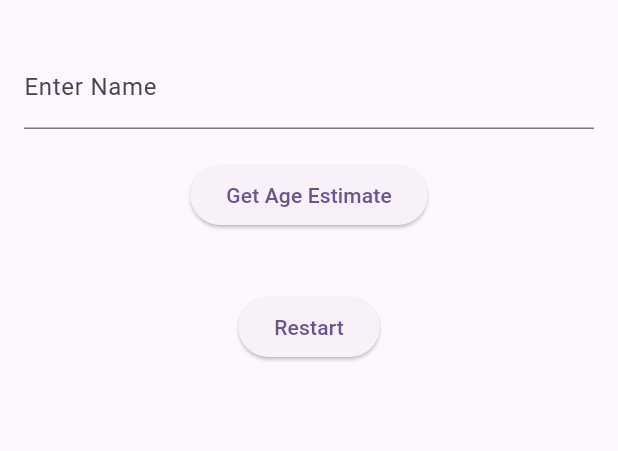
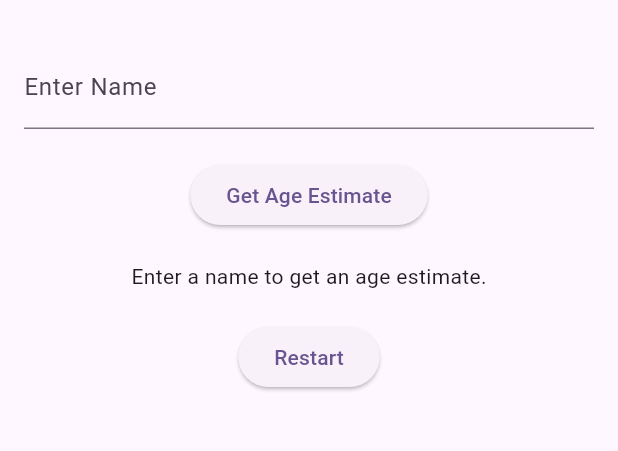
Before and after one commit to kiketordera/bling_case_study, a Flutter app: the screen it shows after launch, after a tap on "Get Age Estimate", on a phone screen of 412 x 824 dp, the part 63-514 px from its top. Run offline on Flutter 3.47's test engine with Material 3 defaults, Android fonts, the phone set to English and light mode, and no system bars; our stand-ins replace flutter_bloc.

Commit message:
Bloc Added

```diff
--- /dev/null
+++ b/lib/blocs/age_estimator_bloc.dart
@@ -0,0 +1,54 @@
+import 'package:bling_case_study/models/age_estimate.dart';
+import 'package:bling_case_study/repositories/age_repository.dart';
+import 'package:flutter_bloc/flutter_bloc.dart';
+
+// Events
+abstract class AgeEstimatorEvent {}
+
+class GetAgeEstimate extends AgeEstimatorEvent {
+  final String name;
+
+  GetAgeEstimate(this.name);
+}
+
+class ResetAgeEstimator extends AgeEstimatorEvent {}
+
+// States
+abstract class AgeEstimatorState {}
+
+class AgeEstimatorInitial extends AgeEstimatorState {}
+
+class AgeEstimatorLoading extends AgeEstimatorState {}
+
+class AgeEstimatorLoaded extends AgeEstimatorState {
+  final AgeEstimate ageEstimate;
+
+  AgeEstimatorLoaded(this.ageEstimate);
+}
+
+class AgeEstimatorError extends AgeEstimatorState {
+  final String message;
+
+  AgeEstimatorError(this.message);
+}
+
+// BLoC
+class AgeEstimatorBloc extends Bloc<AgeEstimatorEvent, AgeEstimatorState> {
+  final AgeRepository ageRepository;
+
+  AgeEstimatorBloc(this.ageRepository) : super(AgeEstimatorInitial()) {
+    on<GetAgeEstimate>(_onGetAgeEstimate);
+    on<ResetAgeEstimator>((event, emit) => emit(AgeEstimatorInitial()));
+  }
+
+  void _onGetAgeEstimate(
+      GetAgeEstimate event, Emitter<AgeEstimatorState> emit) async {
+    emit(AgeEstimatorLoading());
+    try {
+      final ageEstimate = await ageRepository.getAgeEstimate(event.name);
+      emit(AgeEstimatorLoaded(ageEstimate));
+    } catch (e) {
+      emit(AgeEstimatorError('Failed to fetch age estimate'));
+    }
+  }
+}
--- /dev/null
+++ b/lib/repositories/age_repository.dart
@@ -0,0 +1,12 @@
+import 'package:bling_case_study/models/age_estimate.dart';
+import 'package:bling_case_study/services/agift.dart';
+
+class AgeRepository {
+  final ApiService apiService;
+
+  AgeRepository(this.apiService);
+
+  Future<AgeEstimate> getAgeEstimate(String name) {
+    return apiService.getAgeEstimate(name);
+  }
+}
--- a/lib/screens/age_estimator_screen.dart
+++ b/lib/screens/age_estimator_screen.dart
@@ -1,6 +1,10 @@
+import 'package:bling_case_study/blocs/age_estimator_bloc.dart';
+import 'package:bling_case_study/models/age_estimate.dart';
+import 'package:bling_case_study/repositories/age_repository.dart';
 import 'package:bling_case_study/services/agift.dart';
 import 'package:bling_case_study/widgets/bottom_sheet.dart';
 import 'package:flutter/material.dart';
+import 'package:flutter_bloc/flutter_bloc.dart';
 
 class AgeEstimatorScreen extends StatelessWidget {
   const AgeEstimatorScreen({super.key});
@@ -9,7 +13,10 @@ class AgeEstimatorScreen extends StatelessWidget {
   Widget build(BuildContext context) {
     return Scaffold(
       appBar: AppBar(title: const Text('Age Estimator')),
-      body: const AgeEstimatorForm(),
+      body: BlocProvider(
+        create: (context) => AgeEstimatorBloc(AgeRepository(ApiService())),
+        child: const AgeEstimatorForm(),
+      ),
     );
   }
 }
@@ -24,6 +31,34 @@ class AgeEstimatorForm extends StatefulWidget {
 class AgeEstimatorFormState extends State<AgeEstimatorForm> {
   final TextEditingController _controller = TextEditingController();
 
+  void _showResult(BuildContext context, AgeEstimate ageEstimate) {
+    showModalBottomSheet(
+      context: context,
+      builder: (BuildContext context) {
+        return BottomSheetContent(
+          widget: Column(
+            mainAxisAlignment: MainAxisAlignment.spaceAround,
+            children: <Widget>[
+              Center(
+                child: Column(
+                  crossAxisAlignment: CrossAxisAlignment.start,
+                  children: [
+                    Text('Name: ${ageEstimate.name}',
+                        style: const TextStyle(fontSize: 20)),
+                    Text('Estimated Age: ${ageEstimate.age}',
+                        style: const TextStyle(fontSize: 20)),
+                    Text('Count: ${ageEstimate.count}',
+                        style: const TextStyle(fontSize: 20)),
+                  ],
+                ),
+              ),
+            ],
+          ),
+        );
+      },
+    );
+  }
+
   @override
   Widget build(BuildContext context) {
     return Padding(
@@ -36,65 +71,41 @@ class AgeEstimatorFormState extends State<AgeEstimatorForm> {
           ),
           const SizedBox(height: 20),
           ElevatedButton(
-            onPressed: () async {
+            onPressed: () {
               final name = _controller.text;
               if (name.isNotEmpty) {
-                var api = ApiService();
-                try {
-                  var d = await api.getAgeEstimate(name);
-                  showModalBottomSheet(
-                    context: context,
-                    shape: const RoundedRectangleBorder(
-                      borderRadius: BorderRadius.vertical(
-                        top: Radius.circular(16),
-                      ),
-                    ),
-                    builder: (context) {
-                      return BottomSheetContent(
-                        widget: Column(
-                          mainAxisAlignment: MainAxisAlignment.spaceAround,
-                          children: <Widget>[
-                            Center(
-                              child: Column(
-                                crossAxisAlignment: CrossAxisAlignment.start,
-                                children: [
-                                  Text('Name: ${d.name}',
-                                      style: const TextStyle(fontSize: 20)),
-                                  Text('Estimated Age: ${d.age}',
-                                      style: const TextStyle(fontSize: 20)),
-                                  Text('Count: ${d.count}',
-                                      style: const TextStyle(fontSize: 20)),
-                                ],
-                              ),
-                            ),
-                          ],
-                        ),
-                      );
-                    },
-                  );
-                } catch (e) {
-                  showModalBottomSheet(
-                    context: context,
-                    shape: const RoundedRectangleBorder(
-                      borderRadius: BorderRadius.vertical(
-                        top: Radius.circular(16),
-                      ),
-                    ),
-                    builder: (context) {
-                      return const Center(
-                          child: Text("The name introduced is invalid"));
-                    },
-                  );
-                }
+                BlocProvider.of<AgeEstimatorBloc>(context)
+                    .add(GetAgeEstimate(name));
               }
             },
             child: const Text('Get Age Estimate'),
           ),
           const SizedBox(height: 20),
+          BlocConsumer<AgeEstimatorBloc, AgeEstimatorState>(
+            listener: (context, state) {
+              if (state is AgeEstimatorLoaded) {
+                _showResult(context, state.ageEstimate);
+              } else if (state is AgeEstimatorError) {
+                ScaffoldMessenger.of(context).showSnackBar(
+                  SnackBar(content: Text(state.message)),
+                );
+              }
+            },
+            builder: (context, state) {
+              if (state is AgeEstimatorInitial) {
+                return const Text('Enter a name to get an age estimate.');
+              } else if (state is AgeEstimatorLoading) {
+                return const CircularProgressIndicator();
+              }
+              return Container();
+            },
+          ),
           const SizedBox(height: 20),
           ElevatedButton(
             onPressed: () {
               _controller.clear();
+              BlocProvider.of<AgeEstimatorBloc>(context)
+                  .add(ResetAgeEstimator());
             },
             child: const Text('Restart'),
           ),
--- a/pubspec.yaml
+++ b/pubspec.yaml
@@ -36,6 +36,7 @@ dependencies:
   # Use with the CupertinoIcons class for iOS style icons.
   cupertino_icons: ^1.0.6
   http: ^1.2.1
+  flutter_bloc: ^8.1.5
 
 dev_dependencies:
   flutter_test:
```
Also changed, not shown: pubspec.lock.
